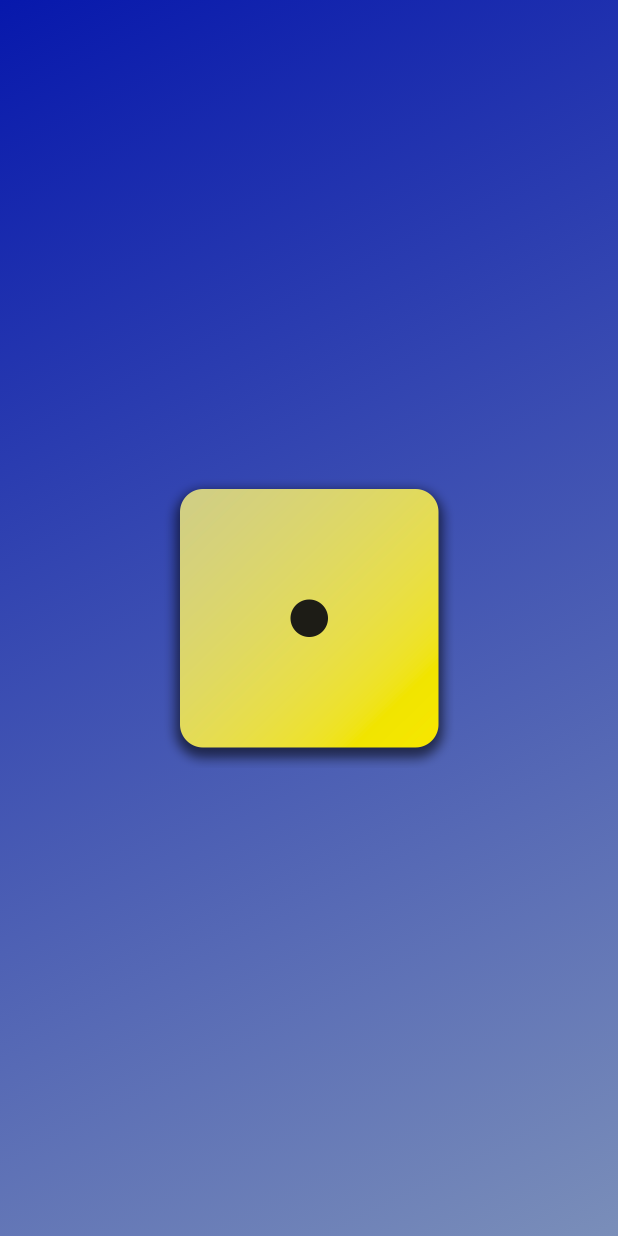
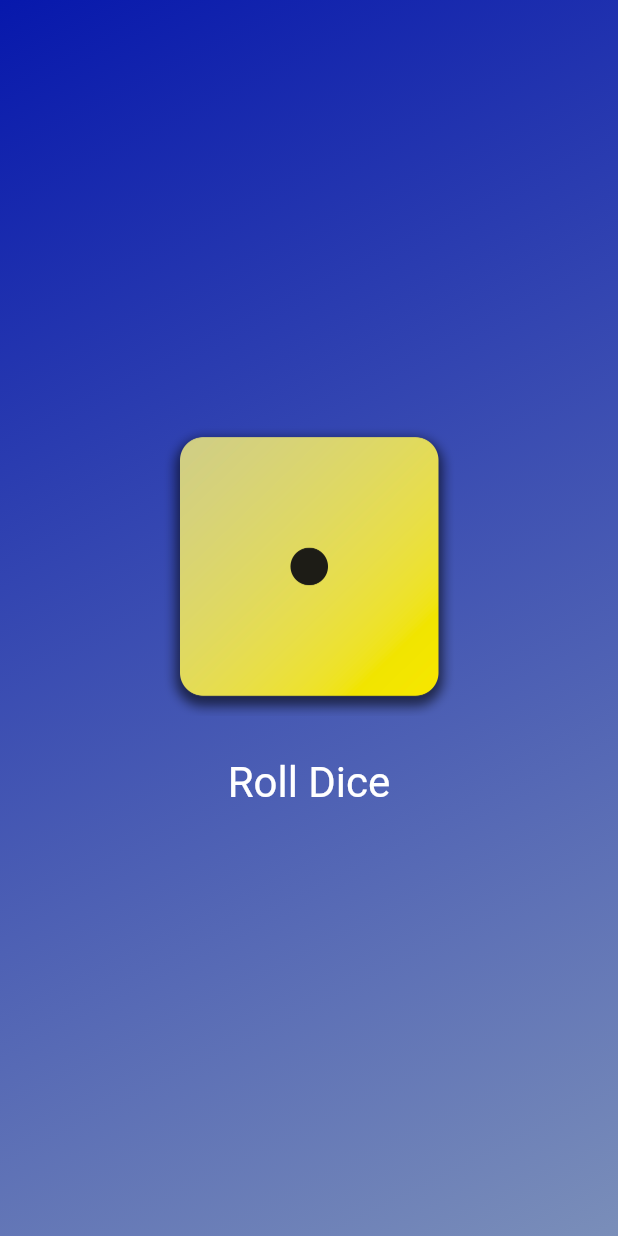
Before and after one commit to Rush-2K/Flutter-Full-Course, a Flutter app: the screen it shows after launch, on a phone screen of 412 x 824 dp. Run offline on Flutter 3.47's test engine with Material 2 defaults, Android fonts, the phone set to English and light mode, and no system bars.

Commit message:
add buttons and use function as values

```diff
--- a/02-Flutter-and-Dart-Basics-Part-I/lib/gradient_container.dart
+++ b/02-Flutter-and-Dart-Basics-Part-I/lib/gradient_container.dart
@@ -5,10 +5,16 @@ const startAlignment = Alignment.topLeft;
 const endAlignment = Alignment.bottomRight;
 
 class GradientContainer extends StatelessWidget {
-  const GradientContainer(this.colorOne, this.colorTwo, {super.key});
+  GradientContainer(this.colorOne, this.colorTwo, {super.key});
 
   final Color colorOne;
   final Color colorTwo;
+  var activeDiceImage = 'assets/images/dice-1.png';
+
+  void rollDice() {
+    activeDiceImage = 'assets/images/dice-4.png';
+    print('Changing image...');
+  }
 
   @override
   Widget build(context) {
@@ -24,9 +30,28 @@ class GradientContainer extends StatelessWidget {
         ),
       ),
       child: Center(
-        child: Image.asset(
-          'assets/images/dice-1.png',
-          width: 200,
+        child: Column(
+          mainAxisSize: MainAxisSize.min,
+          children: [
+            Image.asset(
+              activeDiceImage,
+              width: 200,
+            ),
+            const SizedBox(height: 20),
+            TextButton(
+              onPressed: rollDice,
+              style: TextButton.styleFrom(
+                // padding: const EdgeInsets.only(
+                //   top: 10
+                //   ),
+                foregroundColor: Colors.white,
+                textStyle: const TextStyle(
+                  fontSize: 28,
+                ),
+              ),
+              child: const Text('Roll Dice'),
+            ),
+          ],
         ),
       ),
     );
--- a/02-Flutter-and-Dart-Basics-Part-I/lib/main.dart
+++ b/02-Flutter-and-Dart-Basics-Part-I/lib/main.dart
@@ -4,9 +4,9 @@ import 'package:first_app/gradient_container.dart';
 
 void main() {
   runApp(
-    const MaterialApp(
+    MaterialApp(
       home: Scaffold(
-        body: GradientContainer(Color.fromARGB(255, 7, 24, 172), Color.fromARGB(255, 122, 142, 185)),
+        body: GradientContainer(const Color.fromARGB(255, 7, 24, 172), const Color.fromARGB(255, 122, 142, 185)),
       ),
     ),
   );
```
